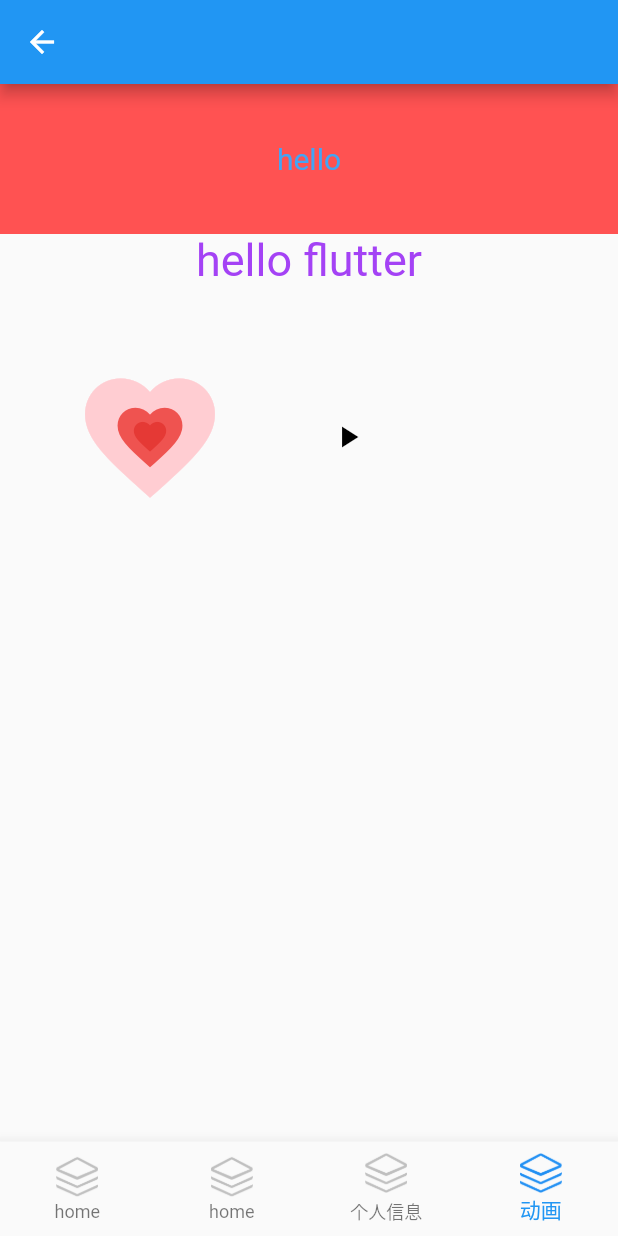
After one commit to lishaoshi/my_flutter, a Flutter app: the MyHomePage screen opened by its route, on a phone screen of 412 x 824 dp. The commit adds this screen. Run offline on Flutter 3.47's test engine with Material 2 defaults, Android fonts, the phone set to English and light mode, and no system bars; drawn by our look-alikes of animated_text_kit; our stand-ins replace cached_network_image, fluro, flutter_bloc, flutter_easyloading, flutter_easyrefresh; network calls fail; Roboto replaces fonts that are missing (Georgia).

Commit message:
add animation

```diff
--- a/lib/main.dart
+++ b/lib/main.dart
@@ -1,10 +1,9 @@
 import 'package:flutter/material.dart';
-
 import 'package:my_flutter/state/user_info.dart';
-
 import 'package:flutter_bloc/flutter_bloc.dart';
 import 'state/count/index.dart';
 import 'routers/fluro.dart';
+import 'package:flutter_easyloading/flutter_easyloading.dart';
 
 void main() {
   runApp(const MyApp());
@@ -32,6 +31,7 @@ class MyApp extends StatelessWidget {
               backgroundColor: const Color(0xFFFFFFFF),
               primarySwatch: Colors.blue),
           onGenerateRoute: RouterManage.router!.generator,
+          builder: EasyLoading.init(),
         ));
   }
 }
--- /dev/null
+++ b/lib/pages/animation/index.dart
@@ -0,0 +1,35 @@
+import 'package:flutter/material.dart';
+import 'package:animated_text_kit/animated_text_kit.dart';
+import 'love_animation.dart';
+
+class MyAnimate extends StatefulWidget {
+  const MyAnimate({Key? key}) : super(key: key);
+
+  @override
+  State<StatefulWidget> createState() => _MyAnimationState();
+}
+
+class _MyAnimationState extends State<MyAnimate> {
+  final String txtKit = 'hello flutter';
+
+  @override
+  Widget build(BuildContext context) {
+    return ListView(children: [
+      TextLiquidFill(
+        text: 'hello',
+        waveColor: Colors.blue[400]!,
+        boxBackgroundColor: Colors.redAccent,
+        textStyle: const TextStyle(fontSize: 20),
+        boxHeight: 100.0,
+        loadUntil: 0.7,
+      ),
+      AnimatedTextKit(animatedTexts: <AnimatedText>[
+        WavyAnimatedText(txtKit,
+            textAlign: TextAlign.center,
+            textStyle: const TextStyle(
+                color: Color.fromRGBO(164, 66, 245, 1), fontSize: 30)),
+      ], isRepeatingAnimation: true, repeatForever: true),
+      LoveAnimation()
+    ]);
+  }
+}
--- /dev/null
+++ b/lib/pages/animation/love_animation.dart
@@ -0,0 +1,94 @@
+import 'dart:developer';
+
+import 'package:flutter/material.dart';
+
+class LoveAnimation extends StatefulWidget {
+  const LoveAnimation({Key? key}) : super(key: key);
+
+  @override
+  State createState() => _LoveAnimation();
+}
+
+class _LoveAnimation extends State<LoveAnimation>
+    with SingleTickerProviderStateMixin {
+  late Animation<double> animation;
+  late AnimationController controller;
+
+  @override
+  void initState() {
+    super.initState();
+
+    controller =
+        AnimationController(vsync: this, duration: const Duration(seconds: 1));
+    animation = Tween<double>(begin: 40, end: 100).animate(controller)
+      ..addListener(() {
+        if (controller.isCompleted) {
+          controller.reverse();
+        } else if (controller.isDismissed) {
+          controller.forward();
+        }
+        setState(() {});
+      });
+    if (mounted) {
+      controller.forward();
+    }
+  }
+
+  animationToggle() {
+    if (!controller.isAnimating) {
+      if (controller.status == AnimationStatus.reverse) {
+        controller.reverse();
+      } else if (controller.status == AnimationStatus.forward) {
+        controller.forward();
+      }
+    } else {
+      controller.stop();
+    }
+    // controller.isAnimating
+  }
+
+  @override
+  Widget build(BuildContext context) {
+    // if (mounted) {
+    //   Future.delayed(Duration(milliseconds: 500), () {
+    //     controller.forward();
+    //   });
+    // }
+    return SizedBox(
+      height: 200,
+      child: Row(
+        children: [
+          SizedBox(
+            width: 200,
+            child: Stack(
+              alignment: Alignment(0, 0),
+              children: [
+                Icon(
+                  Icons.favorite,
+                  color: Colors.red[100],
+                  size: animation.value * 2,
+                ),
+                Icon(
+                  Icons.favorite,
+                  color: Colors.red[400],
+                  size: animation.value,
+                ),
+                Icon(
+                  Icons.favorite,
+                  color: Colors.red[600],
+                  size: animation.value * 0.5,
+                )
+              ],
+            ),
+          ),
+          TextButton(
+              onPressed: animationToggle,
+              child: const Icon(
+                Icons.play_arrow,
+                color: Colors.black,
+              ))
+        ],
+      ),
+    );
+  }
+}
--- a/lib/pages/home/master.dart
+++ b/lib/pages/home/master.dart
@@ -6,6 +6,7 @@ import '../infomation/index.dart';
 import 'package:flutter/services.dart';
 import 'package:my_flutter/pages/home/index.dart' as lib;
 import 'package:my_flutter/state/user_info.dart';
+import '../animation/index.dart';
 
 class MyHomePage extends StatefulWidget {
   const MyHomePage({Key? key, required this.title}) : super(key: key);
@@ -17,11 +18,12 @@ class MyHomePage extends StatefulWidget {
 }
 
 class _MyHomePageState extends State<MyHomePage> {
-  int _index = 1;
+  int _index = 3;
   final List<Widget> _homePages = [
     const lib.HomePage(),
     const Infomation(),
-    const UserInfo()
+    const UserInfo(),
+    const MyAnimate()
   ];
 
   void _setIndex(index) {
@@ -78,6 +80,18 @@ class _MyHomePageState extends State<MyHomePage> {
                     'assets/home-select.png',
                     width: 32,
                     height: 28,
+                  )),
+              BottomNavigationBarItem(
+                  label: '动画',
+                  icon: Image.asset(
+                    'assets/home.png',
+                    width: 32,
+                    height: 28,
+                  ),
+                  activeIcon: Image.asset(
+                    'assets/home-select.png',
+                    width: 32,
+                    height: 28,
                   ))
             ],
             currentIndex: _index,
--- a/lib/pages/initPage/index.dart
+++ b/lib/pages/initPage/index.dart
@@ -1,4 +1,5 @@
 import 'dart:async';
+import 'dart:developer';
 import 'package:flutter/material.dart';
 import 'package:flutter_bloc/flutter_bloc.dart';
 import 'package:my_flutter/routers/fluro.dart';
@@ -12,9 +13,9 @@ class InitWidget extends StatelessWidget {
   const InitWidget({Key? key}) : super(key: key);
   Future<void> goHome(BuildContext context) async {
     Map<String, dynamic> info = await readProviderUserInfo();
-
+    log('info: ${info}');
     Timer(const Duration(seconds: 2), () {
-      if (info['name'].toString().isNotEmpty) {
+      if (info['name'] != null && info['name'].toString().isNotEmpty) {
         RouterManage.router!.navigateTo(context, "/home", clearStack: true);
         context.read<UserInfoBloc>().add(UserInfoChange(
             state: UserInfoState(name: info['name'].toString())));
--- a/lib/pages/login/index.dart
+++ b/lib/pages/login/index.dart
@@ -5,6 +5,7 @@ import 'package:flutter_bloc/flutter_bloc.dart';
 import 'package:my_flutter/state/user_info.dart';
 import 'package:my_flutter/routers/fluro.dart';
 import 'package:my_flutter/utils/path_provider.dart';
+import 'package:flutter_easyloading/flutter_easyloading.dart';
 
 class Login extends StatefulWidget {
   const Login({Key? key}) : super(key: key);
--- a/pubspec.yaml
+++ b/pubspec.yaml
@@ -38,6 +38,8 @@ dependencies:
   flutter_bloc: ^8.0.0
   fluro: ^2.0.3
   path_provider: ^2.0.7
+  flutter_easyloading: ^3.0.3
+  animated_text_kit: ^4.2.1
 
 dev_dependencies:
   flutter_test:
```
Also changed, not shown: pubspec.lock.
